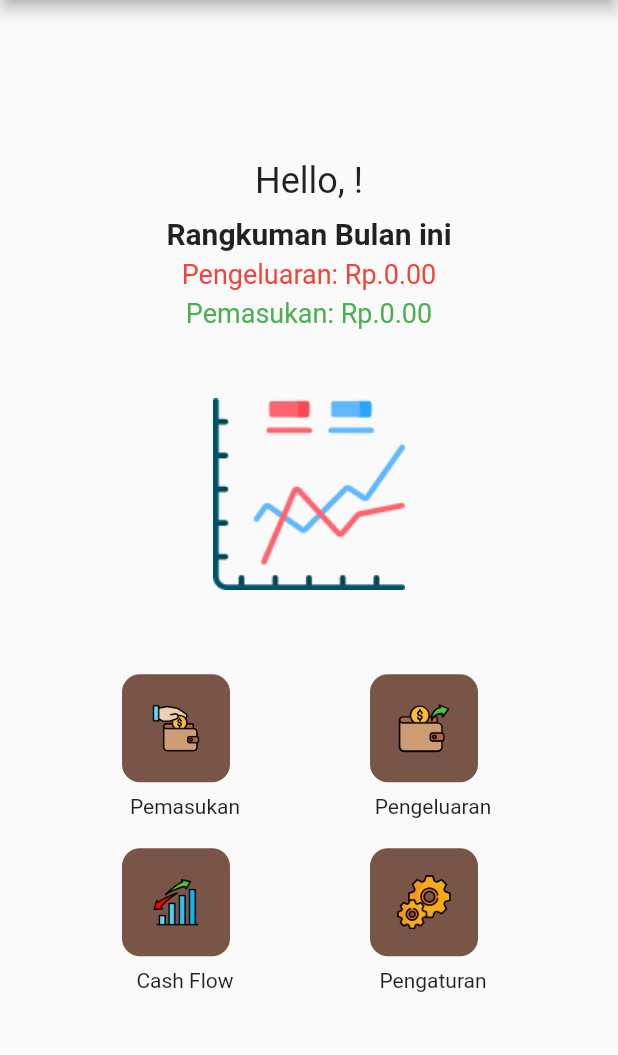
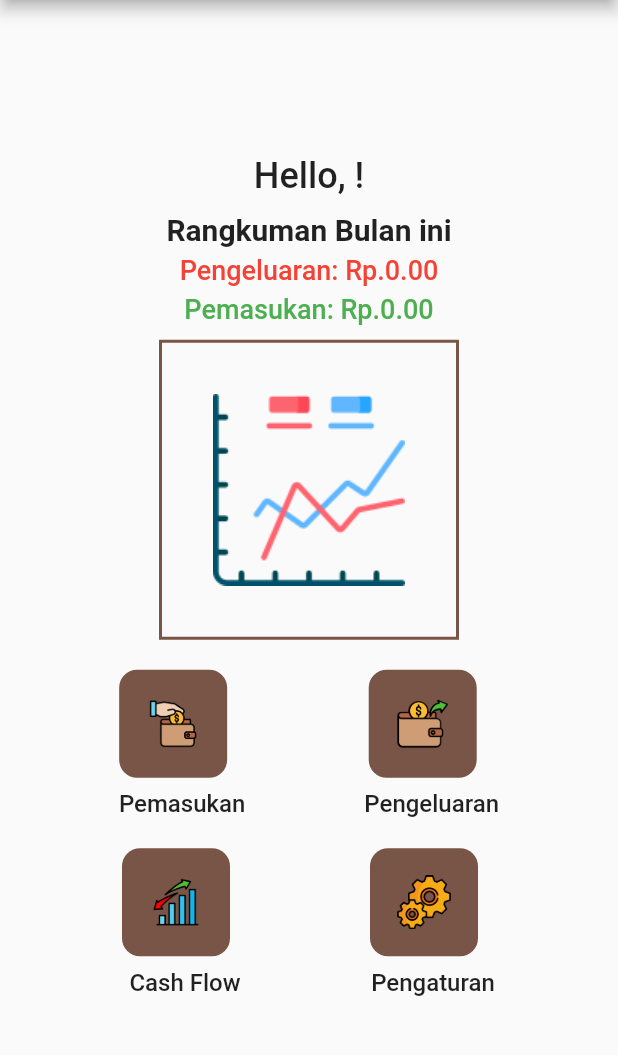
Before and after one commit to fikri-nur/cashbook_app, a Flutter app: the IncomeScreen screen opened by its route, after a tap on "Kembali", on a phone screen of 412 x 824 dp, the part 84-1139 px from its top. Run offline on Flutter 3.47's test engine with Material 2 defaults, Android fonts, the phone set to English and light mode, and no system bars; our stand-ins replace permission_handler, sqflite; accounts and stored records are empty.

Commit message:
fix layout

```diff
--- a/lib/screens/home_screen.dart
+++ b/lib/screens/home_screen.dart
@@ -56,27 +56,54 @@ class _HomeScreenState extends State<HomeScreen> {
           child: Column(
             mainAxisAlignment: MainAxisAlignment.center,
             children: [
-              Text('Hello, $loggedInUser!', style: TextStyle(fontSize: 24)),
+              Text('Hello, $loggedInUser!',
+                  style: TextStyle(
+                      fontFamily: 'Roboto',
+                      fontWeight: FontWeight.w500,
+                      fontSize: 24)),
               SizedBox(height: 10),
               Text(
                 'Rangkuman Bulan ini',
-                style: TextStyle(fontSize: 20, fontWeight: FontWeight.bold),
+                style: TextStyle(
+                    fontFamily: 'Roboto',
+                    fontWeight: FontWeight.w700,
+                    fontSize: 20),
               ),
               SizedBox(height: 5),
               Text(
                 'Pengeluaran: Rp.${totalOutcome}0',
-                style: TextStyle(fontSize: 18, color: Colors.red) ,
+                style: TextStyle(
+                    fontSize: 18,
+                    color: Colors.red,
+                    fontFamily: 'Roboto',
+                    fontWeight: FontWeight.w500),
               ),
               SizedBox(height: 5),
               Text(
                 'Pemasukan: Rp.${totalIncome}0',
-                style: TextStyle(fontSize: 18, color: Colors.green),
+                style: TextStyle(
+                    fontSize: 18,
+                    color: Colors.green,
+                    fontFamily: 'Roboto',
+                    fontWeight: FontWeight.w500),
               ),
               SizedBox(height: 10),
-              Image.asset(
-                'assets/icon/line-chart.png',
+              Container(
                 width: 200,
                 height: 200,
+                decoration: BoxDecoration(
+                  border: Border.all(
+                    color: Colors.brown, // Warna border (bisa disesuaikan)
+                    width: 2.0, // Lebar border (bisa disesuaikan)
+                  ),
+                ),
+                child: Image.asset(
+                  'assets/icon/line-chart.png',
+                  width:
+                      196, // Ukuran gambar sedikit lebih kecil dari lebar container untuk memperlihatkan border
+                  height:
+                      196, // Ukuran gambar sedikit lebih kecil dari tinggi container untuk memperlihatkan border
+                ),
               ),
               SizedBox(height: 20),
               Row(
@@ -149,7 +176,11 @@ class _HomeScreenState extends State<HomeScreen> {
           ),
         ),
         SizedBox(height: 8), // Jarak antara ikon dan teks
-        Text(text),
+        Text(text,
+            style: TextStyle(
+                fontFamily: 'Roboto',
+                fontWeight: FontWeight.w500,
+                fontSize: 16)),
       ],
     );
   }
--- a/lib/screens/income_screen.dart
+++ b/lib/screens/income_screen.dart
@@ -29,8 +29,8 @@ class _IncomeScreenState extends State<IncomeScreen> {
         context: context,
         builder: (context) {
           return AlertDialog(
-            title: Text('Invalid Input'),
-            content: Text('Please enter valid date, amount, and description.'),
+            title: Text('Masukan Tidak Valid'),
+            content: Text('Silakan masukkan tanggal, jumlah, dan keterangan yang valid.'),
             actions: [
               TextButton(
                 onPressed: () {
@@ -50,7 +50,7 @@ class _IncomeScreenState extends State<IncomeScreen> {
       // Menampilkan snackbar jika data berhasil disimpan
       ScaffoldMessenger.of(context).showSnackBar(
         SnackBar(
-          content: Text('Income saved successfully!'),
+          content: Text('Pemasukkan berhasil disimpan!'),
         ),
       );
     }
@@ -61,7 +61,7 @@ class _IncomeScreenState extends State<IncomeScreen> {
     return Scaffold(
       appBar: AppBar(
         automaticallyImplyLeading: false,
-        title: Text('Add Income'),
+        title: Text('Tambah Pemasukan'),
       ),
       body: SingleChildScrollView(
         child: Padding(
@@ -88,25 +88,20 @@ class _IncomeScreenState extends State<IncomeScreen> {
                     });
                   }
                 },
-                decoration: InputDecoration(labelText: 'Date'),
+                decoration: InputDecoration(labelText: 'Tanggal'),
               ),
               SizedBox(height: 16.0),
               TextField(
                 controller: _amountController,
                 keyboardType: TextInputType.number,
-                decoration: InputDecoration(labelText: 'Amount'),
+                decoration: InputDecoration(labelText: 'Nominal'),
               ),
               SizedBox(height: 16.0),
               TextField(
                 controller: _descriptionController,
-                decoration: InputDecoration(labelText: 'Description'),
+                decoration: InputDecoration(labelText: 'Keterangan'),
               ),
               SizedBox(height: 32.0),
-              ElevatedButton(
-                onPressed: _saveIncome,
-                child: Text('Save Income'),
-              ),
-              SizedBox(height: 16.0),
               ElevatedButton(
                 onPressed: () {
                   _resetFields();
@@ -115,10 +110,21 @@ class _IncomeScreenState extends State<IncomeScreen> {
               ),
               SizedBox(height: 16.0),
               ElevatedButton(
+                onPressed: _saveIncome,
+                child: Text('Simpan'),
+                style: ElevatedButton.styleFrom(
+                  primary: Colors.green,
+                )
+              ),
+              SizedBox(height: 16.0),
+              ElevatedButton(
                 onPressed: () {
                   Navigator.pushNamed(context, '/home');
                 },
                 child: Text('Kembali'),
+                style: ElevatedButton.styleFrom(
+                  primary: Colors.grey,
+                )
               ),
             ],
           ),
```
Also changed, not shown: lib/screens/cashflow_screen.dart (+8 -4 lines), lib/screens/outcome_screen.dart (+22 -13 lines).
